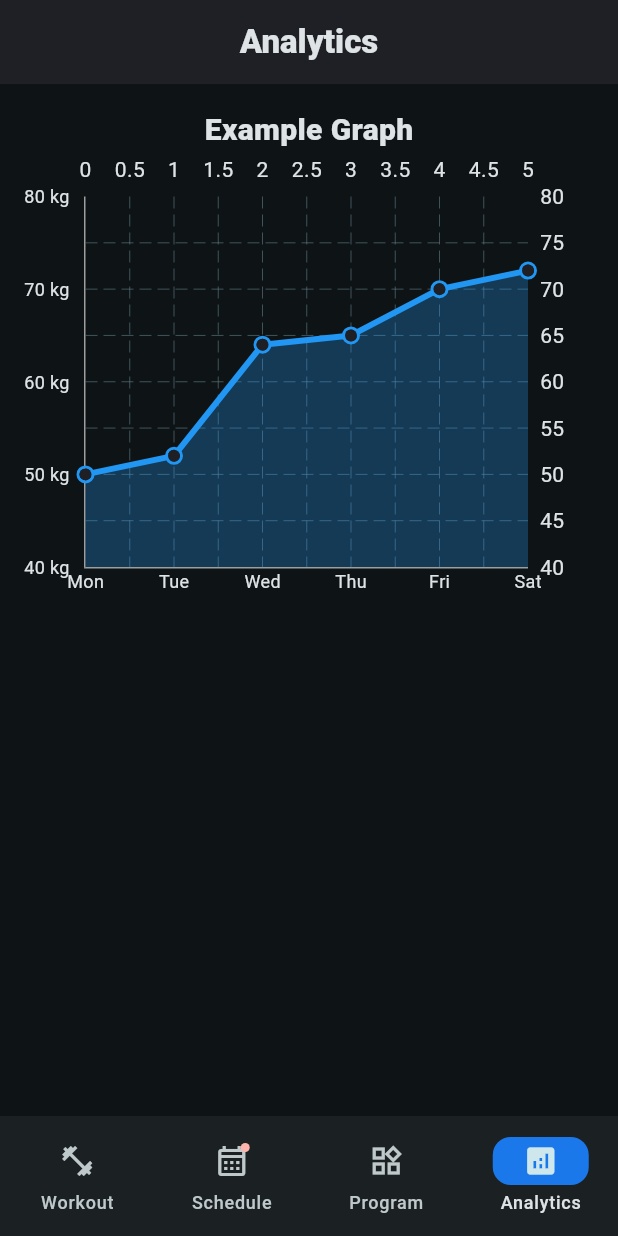
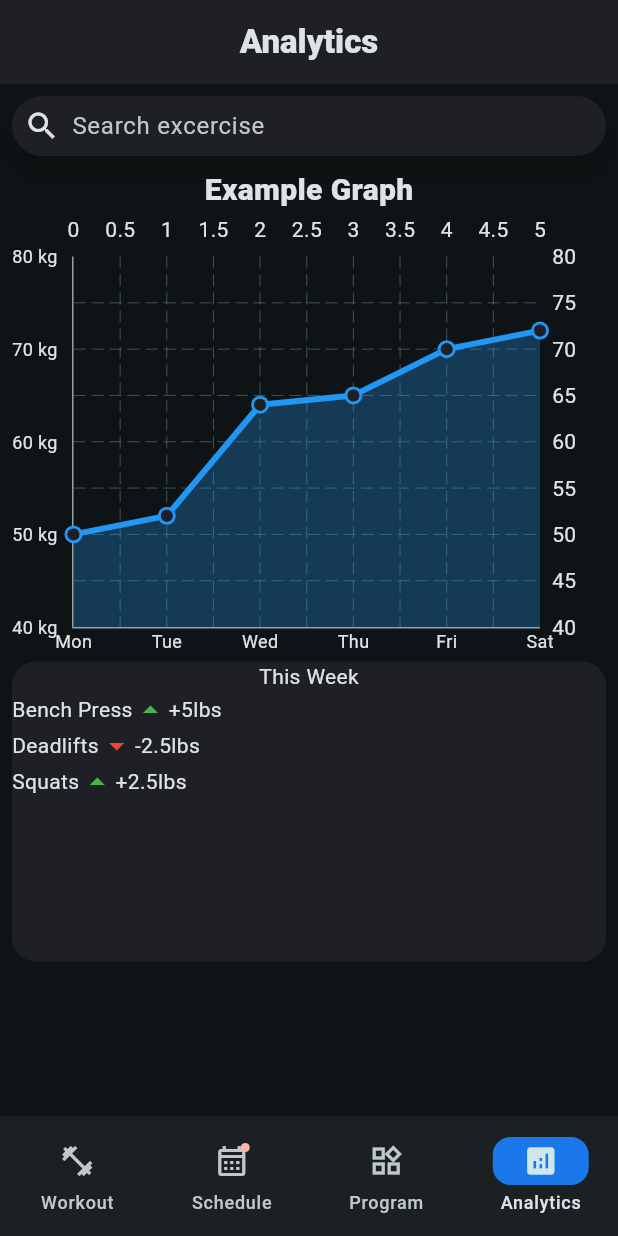
Before and after one commit to coleWesterveld/Flutter-Gym-App, a Flutter app: the screen it shows after launch, item 4 of the bottom bar chosen, on a phone screen of 412 x 824 dp. Run offline on Flutter 3.47's test engine with Material 3 defaults, Android fonts, the phone set to English and light mode, and no system bars; drawn by our look-alikes of fl_chart; our stand-ins replace dotted_border, flutter_colorpicker, sqflite, table_calendar; accounts and stored records are empty.

Commit message:
more mockup of analytics page

```diff
--- a/lib/analytics_page.dart
+++ b/lib/analytics_page.dart
@@ -1,8 +1,43 @@
 // analyitcs page
 // not updated
 import 'package:flutter/material.dart';
-import 'package:flutter/material.dart';
 import 'package:fl_chart/fl_chart.dart';
+
+// overall goal of this page:
+// metrics for motivation/acccountability
+// insights into effective excercises or routines
+// (effectiveness measured by increased strength, or other metric)
+// fun for workout and data geeks :)
+
+
+// maybe cool idea: allow easy export as CSV
+// goal is to have analytics on a few things, namely:
+// DOTS or other powerlifting scoring scores based off of SBD and bodyweight
+// bodyweight
+// estimated 1RM in lift of choice**
+// training frequency by month/week or some kind of volume tracker?
+// maybe something to do a spotify wrapped type thing
+// should clearly show markers like stocks do or something ie. ^5%
+// show gains for this week and then long term
+// maybe good to have a smart feature which puts graphs that are important at the top automatically
+//  important could be "progressing exceptionally well/poorly"
+
+// for this, I may need to adjust my approach that I am taking currently:
+// I may need a list of all excercises possible, otherwise for example:
+// "Dumbbell Press" would be different to "dumbbell press" to "dumbbell chest press"
+// which proably mean all the same thing
+
+
+Color darken(Color c, [int percent = 10]) {
+    assert(1 <= percent && percent <= 100);
+    var f = 1 - percent / 100;
+    return Color.fromARGB(
+        c.alpha,
+        (c.red * f).round(),
+        (c.green  * f).round(),
+        (c.blue * f).round()
+    );
+}
 
 class AnalyticsPage extends StatefulWidget {
   const AnalyticsPage({
@@ -18,6 +53,7 @@ class AnalyticsPage extends StatefulWidget {
 
 class _AnalyticsPageState extends State<AnalyticsPage> {
 
+  // these should be taken from database
   final List<FlSpot> dataPoints = const [
     FlSpot(0, 50),
     FlSpot(1, 52),
@@ -42,9 +78,26 @@ class _AnalyticsPageState extends State<AnalyticsPage> {
       ),
 
       body: Padding(
-        padding: const EdgeInsets.all(16.0),
+        padding: const EdgeInsets.all(8.0),
         child: Column(
           children: [
+
+            Padding(
+              padding: const EdgeInsets.only(bottom: 8.0),
+              child: SearchBar(
+                hintText: "Search excercise",
+
+                onTapOutside:(event) => WidgetsBinding.instance.focusManager.primaryFocus?.unfocus(),
+                constraints: BoxConstraints(
+                  minHeight: 40, // Set the minimum height
+                  maxHeight: 40, // Set the maximum height
+                ),
+
+                backgroundColor: WidgetStateProperty.all( Color(0xFF1e2025)),
+                leading: Icon(Icons.search, color: Color(0xFFdee3e5)),
+              ),
+            ),
+
             const Center(
               child: Text(
                 "Example Graph",
@@ -129,6 +182,41 @@ class _AnalyticsPageState extends State<AnalyticsPage> {
                 ),
               ),
             ),
+
+            Container(
+              height: 200,
+              width: double.infinity,
+              decoration: BoxDecoration(
+                borderRadius: BorderRadius.circular(16),
+                color: Color(0xFF1e2025),
+              ),
+
+
+              //height: 200,
+              child: Align(
+                alignment: Alignment.topCenter,
+                child: Column(
+                  children: [
+                    Align(
+                      alignment: Alignment.topCenter,
+                      child: Text("This Week")
+                    ),
+
+                    Column(children: [
+                      // good start make it look better and needs more metrics in the week view but overall good
+                      // maybe have an arrow for each excercise to take the user to see the full graph
+                      Row(children:[Text("Bench Press"), Icon(Icons.arrow_drop_up, color: Colors.green), Text("+5lbs")]),
+                      Row(children:[Text("Deadlifts"), Icon(Icons.arrow_drop_down, color: Colors.red), Text("-2.5lbs")]),
+                      Row(children:[Text("Squats"), Icon(Icons.arrow_drop_up, color: Colors.green), Text("+2.5lbs")])
+
+
+                    ],)
+
+                  ],
+                )
+              )
+            ),
+
           ],
         ),
       ),
--- a/lib/edit_schedule.dart
+++ b/lib/edit_schedule.dart
@@ -63,7 +63,6 @@ class _EditScheduleState extends State<EditSchedule> {
   // List of days with initial content
   List<Day?> _days = [];
   TextEditingController splitLenTEC = TextEditingController();
-
 
   @override
   void initState() {
--- a/pubspec.yaml
+++ b/pubspec.yaml
@@ -33,7 +33,6 @@ dependencies:
   table_calendar: ^3.1.2
   provider: ^6.1.2
   logger: ^2.5.0
-
 
   # The following adds the Cupertino Icons font to your application.
   # Use with the CupertinoIcons class for iOS style icons.
```
Also changed, not shown: flutter_22.png (added), flutter_23.png (added).
